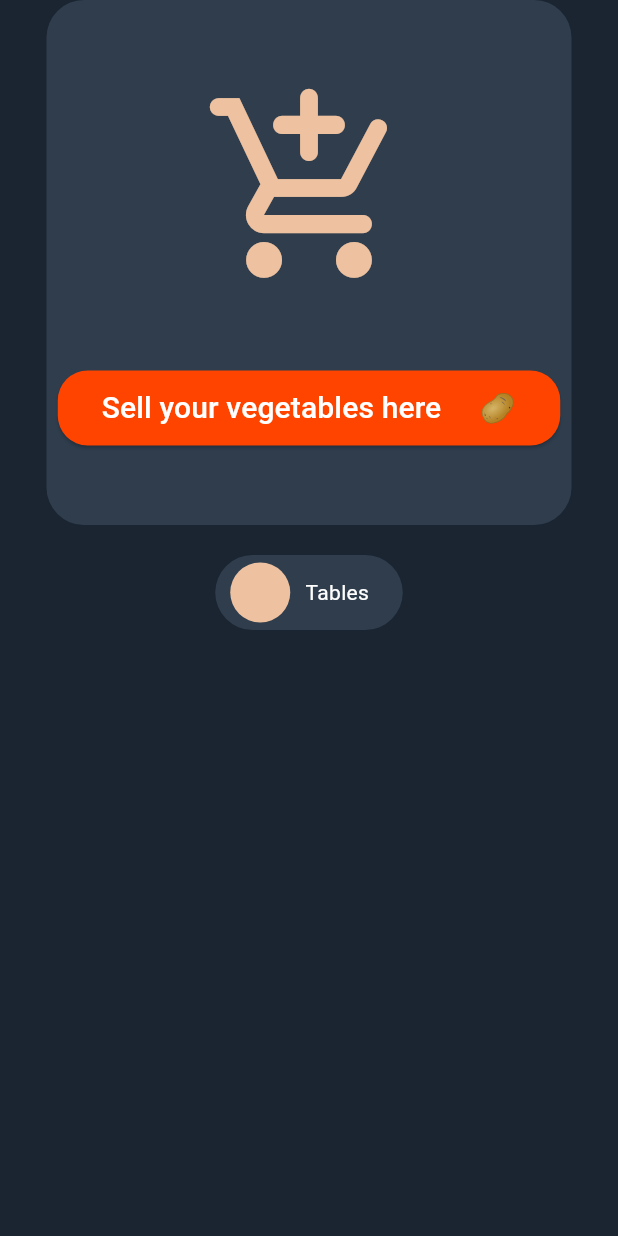
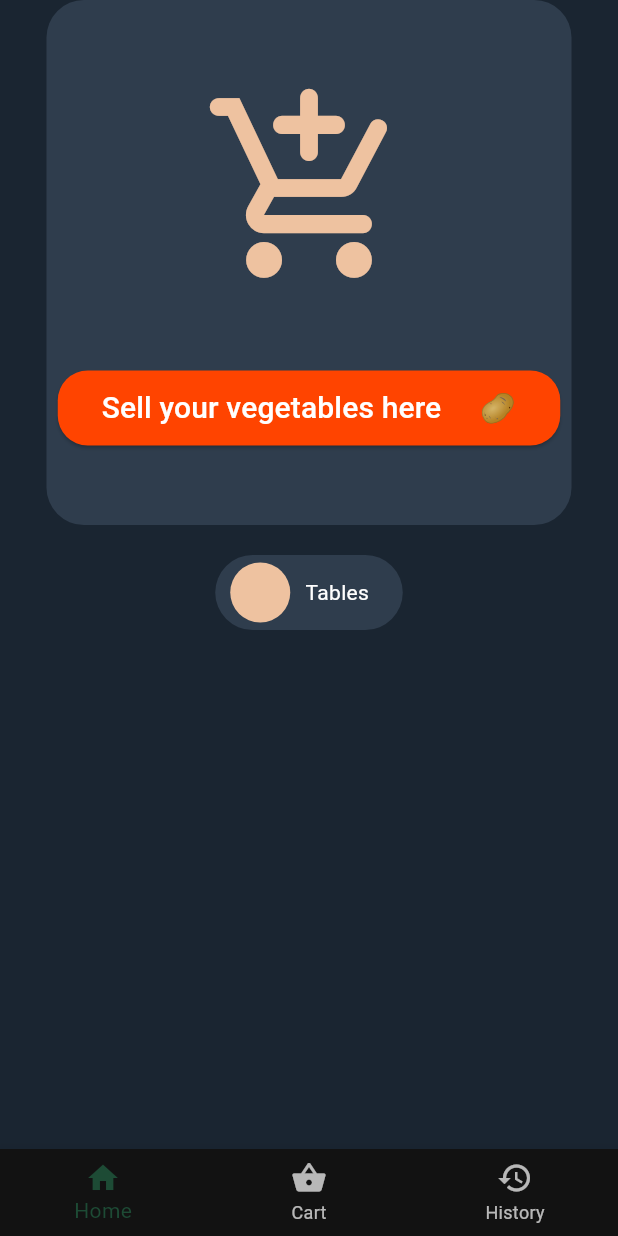
Before and after one commit to mars985/hackathon, a Flutter app: the screen it shows after launch, on a phone screen of 412 x 824 dp. Run offline on Flutter 3.47's test engine with Material 3 defaults, Android fonts, the phone set to English and light mode, and no system bars.

Commit message:
Nav bar added

```diff
--- a/lib/models/crop_tab.dart
+++ b/lib/models/crop_tab.dart
@@ -7,7 +7,11 @@ class CropTab extends StatelessWidget {
 
   @override
   Widget build(BuildContext context) {
-    return Container(
+    return GestureDetector(
+      onTap: () {
+        // Do what you do
+      },
+      child: Container(
         height: 50,
         width: 125,
         decoration: BoxDecoration(
@@ -30,6 +34,7 @@ class CropTab extends StatelessWidget {
             Text("Tables")
           ],
         ),
+      ),
     );
   }
 }
--- a/lib/pages/intro_page.dart
+++ b/lib/pages/intro_page.dart
@@ -1,4 +1,4 @@
-// ignore_for_file: prefer_const_constructors
+// ignore_for_file: prefer_const_constructors, prefer_const_literals_to_create_immutables
 
 import 'package:flutter/cupertino.dart';
 import 'package:flutter/material.dart';
@@ -6,9 +6,14 @@ import 'package:flutter/widgets.dart';
 import 'package:hackathon/models/crop_tab.dart';
 import 'package:hackathon/models/product_card.dart';
 
-class IntroPage extends StatelessWidget {
+class IntroPage extends StatefulWidget {
   const IntroPage({super.key});
 
+  @override
+  State<IntroPage> createState() => _IntroPageState();
+}
+
+class _IntroPageState extends State<IntroPage> {
   @override
   Widget build(BuildContext context) {
     return Scaffold(
@@ -61,8 +66,29 @@ class IntroPage extends StatelessWidget {
           ),
           // ProductCard(),
           CropTab(),
-
         ],
-        ));
+      ),
+      bottomNavigationBar: BottomNavigationBar(
+        onTap: (value) {
+          setState(() {
+            // page change
+          });
+        },
+        items: [
+          BottomNavigationBarItem(
+            icon: Icon(Icons.home),
+            label: 'Home',
+          ),
+          BottomNavigationBarItem(
+            icon: Icon(Icons.shopping_basket),
+            label: 'Cart',
+          ),
+          BottomNavigationBarItem(
+            icon: Icon(Icons.history),
+            label: 'History',
+          ),
+        ],
+      ),
+    );
   }
 }
```
Lines whose indentation alone changed are shown as unchanged.
